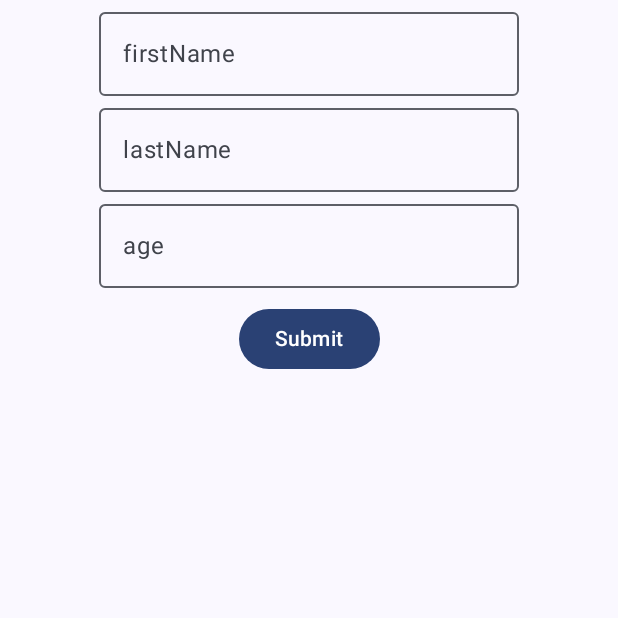
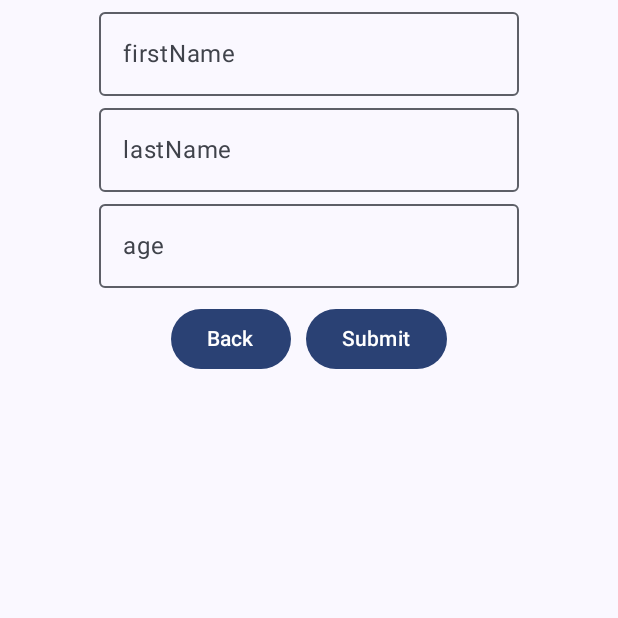
Before and after one commit to jerry0chou/AndroidSamples, an Android app built with Jetpack Compose: the screen it shows after launch (MainActivity), after a tap on "Add", on a phone screen of 412 x 824 dp, the top half of it. Run offline under Robolectric (Android 15) with nearby library versions, the phone set to English and light mode, and no system bars; our stand-ins replace Room's generated code; 4 statements that could not run were skipped.

Commit message:
pass data through navigate

```diff
--- a/RoomOperation/app/build.gradle.kts
+++ b/RoomOperation/app/build.gradle.kts
@@ -55,7 +55,9 @@ android {
 
 dependencies {
     val roomVersion = "2.6.0"
-
+    val kotlinVersion = "1.9.10"
+    //
+    implementation("org.jetbrains.kotlin:kotlin-reflect:$kotlinVersion")
     // Room
     implementation("androidx.room:room-runtime:$roomVersion")
     annotationProcessor("androidx.room:room-compiler:$roomVersion")
--- a/RoomOperation/app/src/main/java/com/example/roomoperation/compose/InputContainer.kt
+++ b/RoomOperation/app/src/main/java/com/example/roomoperation/compose/InputContainer.kt
@@ -3,26 +3,31 @@ package com.example.roomoperation.compose
 import android.util.Log
 import androidx.compose.foundation.layout.Box
 import androidx.compose.foundation.layout.Column
+import androidx.compose.foundation.layout.Row
 import androidx.compose.foundation.layout.Spacer
 import androidx.compose.foundation.layout.fillMaxSize
 import androidx.compose.foundation.layout.height
+import androidx.compose.foundation.layout.width
 import androidx.compose.foundation.text.KeyboardOptions
 import androidx.compose.material3.Button
 import androidx.compose.material3.ExperimentalMaterial3Api
 import androidx.compose.material3.OutlinedTextField
 import androidx.compose.material3.Text
 import androidx.compose.runtime.Composable
+import androidx.compose.runtime.LaunchedEffect
 import androidx.compose.runtime.getValue
 import androidx.compose.runtime.mutableStateOf
 import androidx.compose.runtime.saveable.rememberSaveable
 import androidx.compose.runtime.setValue
 import androidx.compose.ui.Alignment
 import androidx.compose.ui.Modifier
+import androidx.compose.ui.platform.LocalContext
 import androidx.compose.ui.text.input.KeyboardType
 import androidx.compose.ui.unit.dp
 import androidx.navigation.NavController
 import com.example.roomoperation.data.User
 import com.example.roomoperation.data.UserViewModel
+import com.example.roomoperation.utils.shortToast
 
 @OptIn(ExperimentalMaterial3Api::class)
 @Composable
@@ -30,7 +35,13 @@ fun InputScreen(navController: NavController, userVM: UserViewModel) {
     var firstName by rememberSaveable { mutableStateOf("") }
     var lastName by rememberSaveable { mutableStateOf("") }
     var age by rememberSaveable { mutableStateOf("") }
+    val context = LocalContext.current
 
+    LaunchedEffect(key1 = Unit){
+        Log.d(TAG, "InputScreen: init")
+        val data =  navController.previousBackStackEntry?.savedStateHandle?.get<String>(InputParamsKey)
+        Log.d(TAG, "InputScreen: $data")
+    }
 
     Box(modifier = Modifier.fillMaxSize(), contentAlignment = Alignment.TopCenter) {
         Column(horizontalAlignment = Alignment.CenterHorizontally) {
@@ -48,13 +59,28 @@ fun InputScreen(navController: NavController, userVM: UserViewModel) {
                 keyboardOptions = KeyboardOptions(keyboardType = KeyboardType.Number),
                 )
             Spacer(modifier = Modifier.height(10.dp))
-            Button(onClick = { Log.d(TAG, "InputScreen: submit");
-                userVM.addUser(User(0, firstName, lastName, age.toInt()))
-                navController.navigate(Screen.ListView.route)
 
-            }) {
-                Text(text = "Submit")
+            Row{
+                Button(onClick = {
+                    navController.navigate(Screen.ListView.route)
+                }) {
+                    Text(text = "Back")
+                }
+
+                Spacer(modifier = Modifier.width(10.dp))
+
+                Button(onClick = { Log.d(TAG, "InputScreen: submit")
+                    if(firstName.isNotEmpty() && lastName.isNotEmpty() && age.isNotEmpty()){
+                        userVM.addUser(User(0, firstName, lastName, age.toInt()))
+                        navController.navigate(Screen.ListView.route)
+                    }else{
+                        context.shortToast("please check you data that is not empty")
+                    }
+                }) {
+                    Text(text = "Submit")
+                }
             }
+
         }
 
     }
--- a/RoomOperation/app/src/main/java/com/example/roomoperation/compose/ListContainer.kt
+++ b/RoomOperation/app/src/main/java/com/example/roomoperation/compose/ListContainer.kt
@@ -2,6 +2,7 @@ package com.example.roomoperation.compose
 
 import android.util.Log
 import androidx.compose.foundation.background
+import androidx.compose.foundation.clickable
 import androidx.compose.foundation.layout.Arrangement
 import androidx.compose.foundation.layout.Column
 import androidx.compose.foundation.layout.PaddingValues
@@ -28,16 +29,22 @@ import androidx.compose.ui.unit.sp
 import androidx.navigation.NavController
 import com.example.roomoperation.data.User
 import com.example.roomoperation.data.UserViewModel
+import com.example.roomoperation.utils.toStr
 
 const val TAG = "ROOM"
 
 @Composable
-fun ListItem(user: User) {
+fun ListItem(user: User, navController: NavController) {
     Row(
         modifier = Modifier
             .fillMaxWidth()
             .clip(RoundedCornerShape(24.dp))
             .background(Color.Magenta)
+            .clickable {
+                Log.d(TAG, "$user")
+                navController.currentBackStackEntry?.savedStateHandle?.set(InputParamsKey, InputParams(Operation.EDIT, user.id).toStr())
+                navController.navigate(Screen.InputView.route)
+            }
             .padding(15.dp),
         verticalAlignment = Alignment.CenterVertically,
         horizontalArrangement = Arrangement.spacedBy(8.dp)
@@ -62,14 +69,25 @@ fun ListScreen(navController: NavController, userVM: UserViewModel) {
         LazyColumn(modifier = Modifier.weight(0.9f), contentPadding = PaddingValues(10.dp)) {
             items(items = userList) {
                 Spacer(modifier = Modifier.height(10.dp))
-                ListItem(user = it)
+                ListItem(user = it, navController)
             }
         }
 
-        Row(modifier = Modifier
-            .weight(0.1f)
-            .fillMaxWidth(), horizontalArrangement = Arrangement.End, verticalAlignment = Alignment.CenterVertically) {
-            Button(onClick = { Log.d(TAG, "ListScreen: add"); navController.navigate(Screen.InputView.route) }) {
+        Row(
+            modifier = Modifier
+                .weight(0.1f)
+                .fillMaxWidth(),
+            horizontalArrangement = Arrangement.End,
+            verticalAlignment = Alignment.CenterVertically
+        ) {
+            Button(
+                onClick = {
+                    Log.d(TAG, "ListScreen: add")
+                    navController.currentBackStackEntry?.savedStateHandle?.set(InputParamsKey, InputParams(Operation.ADD).toStr())
+                    navController.navigate(Screen.InputView.route)
+                }
+
+            ) {
                 Text(text = "Add")
             }
         }
--- a/RoomOperation/app/src/main/java/com/example/roomoperation/compose/Router.kt
+++ b/RoomOperation/app/src/main/java/com/example/roomoperation/compose/Router.kt
@@ -6,12 +6,20 @@ import androidx.navigation.compose.NavHost
 import androidx.navigation.compose.composable
 import androidx.navigation.compose.rememberNavController
 import com.example.roomoperation.data.UserViewModel
+import com.example.roomoperation.utils.Param
 
+enum class Operation{
+    ADD,
+    EDIT
+}
 
 sealed class Screen(val route: String) {
-    object ListView : Screen("List")
-    object InputView : Screen("Input")
+    data object ListView : Screen("List")
+    data object InputView:  Screen("Input")
 }
+
+data class InputParams(val operation: Operation, val userId: Int? = null): Param()
+const val InputParamsKey = "InputParamsKey"
 
 @Composable
 fun Router(context: Context){
--- a/RoomOperation/app/src/main/java/com/example/roomoperation/data/UserDao.kt
+++ b/RoomOperation/app/src/main/java/com/example/roomoperation/data/UserDao.kt
@@ -4,6 +4,7 @@ import androidx.room.Dao
 import androidx.room.Insert
 import androidx.room.OnConflictStrategy
 import androidx.room.Query
+import androidx.room.Update
 import kotlinx.coroutines.flow.Flow
 
 @Dao
@@ -14,4 +15,10 @@ interface UserDao {
 
     @Query("SELECT * FROM user_table ORDER BY id ASC")
     fun readAllData(): Flow<List<User>>
+
+    @Update
+    suspend fun updateUser(user: User)
+
+    @Query("SELECT * FROM user_table WHERE id = :userId")
+    suspend fun getUserById(userId: Int): User?
 }
--- a/RoomOperation/app/src/main/java/com/example/roomoperation/data/UserViewModel.kt
+++ b/RoomOperation/app/src/main/java/com/example/roomoperation/data/UserViewModel.kt
@@ -20,4 +20,10 @@ class UserViewModel(context: Context): AndroidViewModel(Application()) {
     fun addUser(user: User){
         viewModelScope.launch(Dispatchers.IO) { repository.addUser(user)  }
     }
+    // 添加更新用户信息的函数
+    fun updateUserInfo(newUser: User) {
+        viewModelScope.launch(Dispatchers.IO) {
+            repository.updateUserInfo(newUser)
+        }
+    }
 }
```
Also changed, not shown: RoomOperation/app/src/main/java/com/example/roomoperation/data/UserRepository.kt (+9 -0 lines), RoomOperation/app/src/main/java/com/example/roomoperation/utils/Utils.kt (added, +39 -0 lines).
